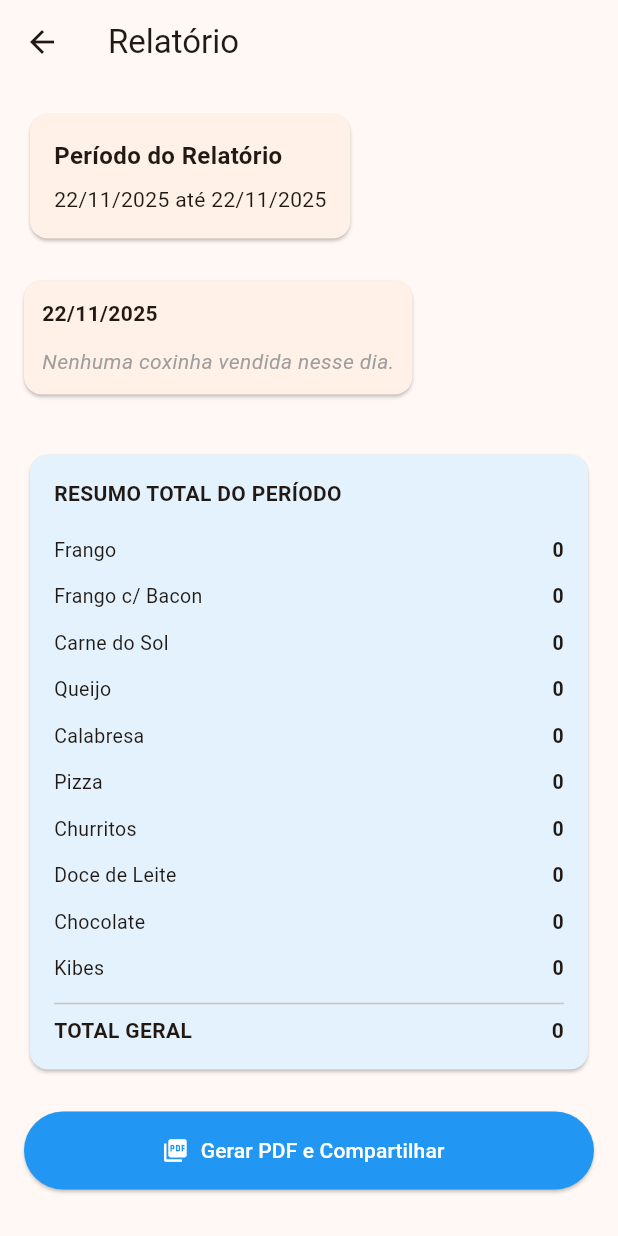
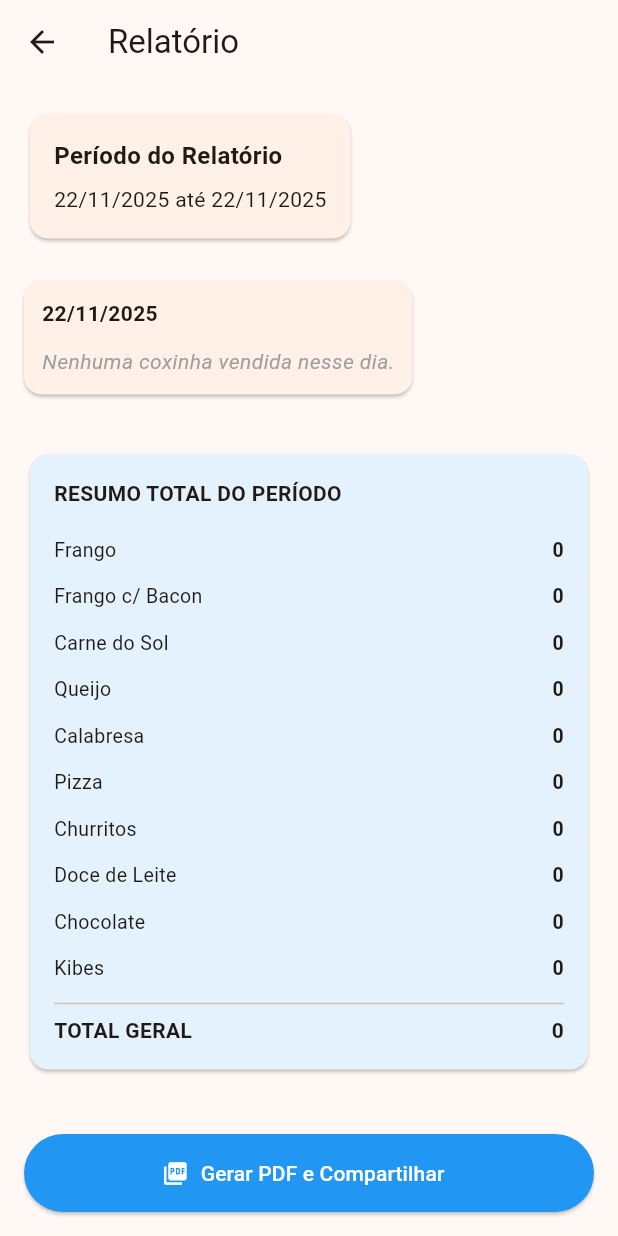
Before and after one commit to davicardoso5524/contador_app, a Flutter app: the ReportPage screen opened directly with empty values, on a phone screen of 412 x 824 dp. Run offline on Flutter 3.47's test engine with Material 3 defaults, Android fonts, the phone set to English and light mode, and no system bars; our stand-ins replace pdf, share_plus, shared_preferences; accounts and stored records are empty.

Commit message:
fix(ui): keep share button above system navigation (SafeArea/bottomNavigationBar)
Movi o botão de compartilhamento para bottomNavigationBar e envolvi em SafeArea; uso MediaQuery.viewPadding.bottom para folga em dispositivos com navigation bar/gestures. Isso garante que o botão nunca seja sobreposto pela barra de navegação do Android em nenhum dispositivo.

```diff
--- a/lib/pages/report_page.dart
+++ b/lib/pages/report_page.dart
@@ -269,6 +269,8 @@ class _ReportPageState extends State<ReportPage> {
 
   @override
   Widget build(BuildContext context) {
+    final bottomPadding = MediaQuery.of(context).viewPadding.bottom;
+
     return PopScope(
       onPopInvokedWithResult: (didPop, result) {
         if (!didPop) {
@@ -324,10 +326,18 @@ class _ReportPageState extends State<ReportPage> {
                       // Resumo Total
                       _buildSummarySection(),
 
-                      const SizedBox(height: 24),
-
-                      // Botão Gerar PDF e Compartilhar
-                      ElevatedButton.icon(
+                      // Espaço para o botão no bottomNavigationBar
+                      const SizedBox(height: 90),
+                    ],
+                  ),
+                ),
+              ),
+        // Botão posicionado no bottomNavigationBar para ficar acima da barra de navegação do Android
+        bottomNavigationBar: SafeArea(
+          bottom: true,
+          child: Padding(
+            padding: EdgeInsets.fromLTRB(16, 8, 16, 16 + bottomPadding),
+            child: ElevatedButton.icon(
               onPressed: _generatingPdf ? null : _generateAndSharePdf,
               icon: _generatingPdf
                   ? const SizedBox(
@@ -335,16 +345,12 @@ class _ReportPageState extends State<ReportPage> {
                       height: 20,
                       child: CircularProgressIndicator(
                         strokeWidth: 2,
-                                  valueColor: AlwaysStoppedAnimation<Color>(
-                                    Colors.white,
-                                  ),
+                        valueColor: AlwaysStoppedAnimation<Color>(Colors.white),
                       ),
                     )
                   : const Icon(Icons.picture_as_pdf),
               label: Text(
-                          _generatingPdf
-                              ? 'Gerando PDF...'
-                              : 'Gerar PDF e Compartilhar',
+                _generatingPdf ? 'Gerando PDF...' : 'Gerar PDF e Compartilhar',
               ),
               style: ElevatedButton.styleFrom(
                 minimumSize: const Size(double.infinity, 52),
@@ -352,10 +358,6 @@ class _ReportPageState extends State<ReportPage> {
                 foregroundColor: Colors.white,
               ),
             ),
-
-                      const SizedBox(height: 16),
-                    ],
-                  ),
           ),
         ),
       ),
```
Lines whose indentation alone changed are shown as unchanged.
